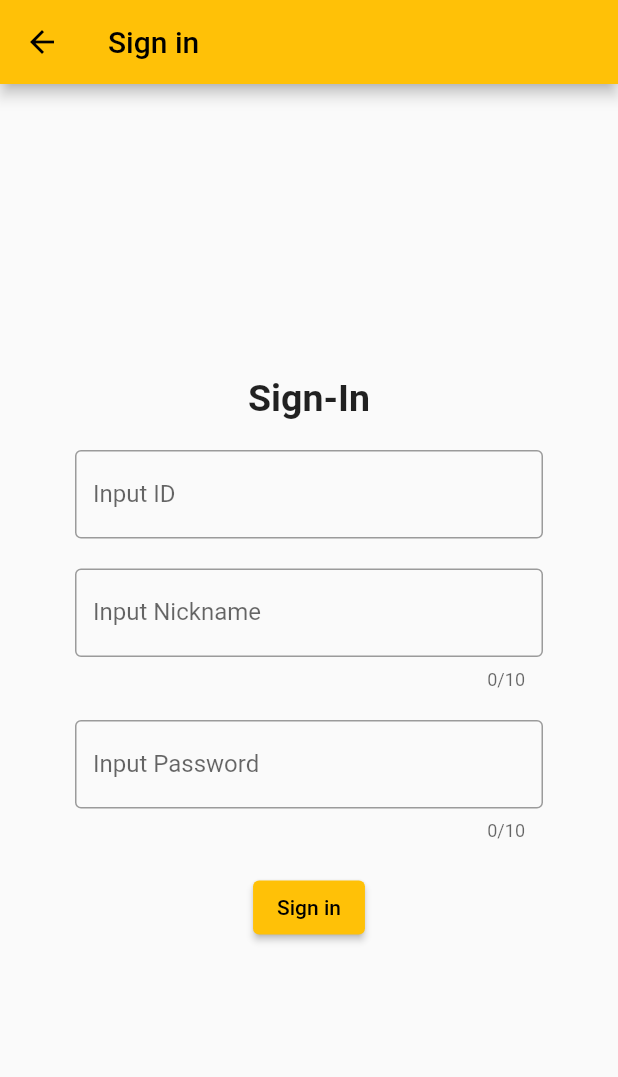
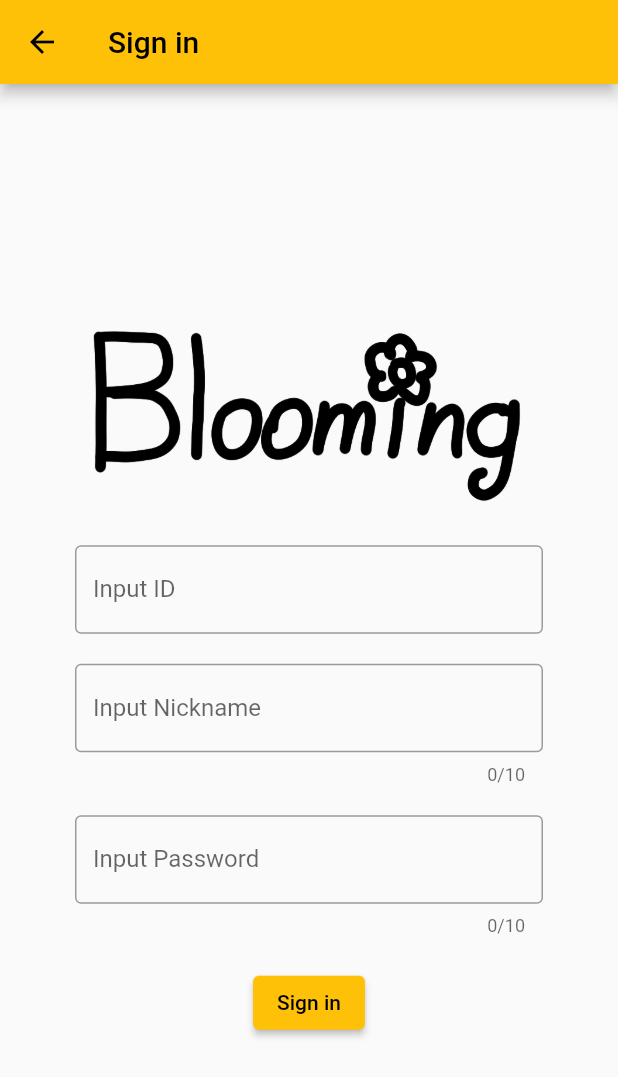
Before and after one commit to leesaereum/Water_drinking, a Flutter app: the SigninPage screen opened directly, on a phone screen of 412 x 824 dp. Shown: the top 1077 px of the screen. Run offline on Flutter 3.47's test engine with Material 2 defaults, Android fonts, the phone set to English and light mode, and no system bars; our stand-ins replace date_format, percent_indicator, table_calendar; network calls fail.

Commit message:
Update siginin_page.dart

```diff
--- a/lib/pages/siginin_page.dart
+++ b/lib/pages/siginin_page.dart
@@ -43,10 +43,7 @@ class _SigninPageState extends State<SigninPage> {
             child: Column(
               mainAxisAlignment: MainAxisAlignment.center,
               children: [
-                const Text(
-                  'Sign-In',
-                  style: TextStyle(fontWeight: FontWeight.bold, fontSize: 25),
-                ),
+                Image.asset('images/logo.png'),
                 const SizedBox(
                   height: 20,
                 ),
@@ -63,7 +60,7 @@ class _SigninPageState extends State<SigninPage> {
                   height: 20,
                 ),
                 TextField(
-                  inputFormatters: [FilteringTextInputFormatter.allow(RegExp(r'^[a-zA-Z0-9]+$')),],
+                  inputFormatters: [FilteringTextInputFormatter.allow(RegExp(r'^[ㄱ-ㅎ가-힣0-9a-zA-Z\s+]+$')),],
                   maxLength: 10,
                   controller: nickController,
                   decoration: const InputDecoration(
@@ -136,9 +133,9 @@ class _SigninPageState extends State<SigninPage> {
 
       if (ids == idController.text) {
         errorSnackbar();
-        if(Static.leave.isNotEmpty){
-            cantSignin();
-          }
+        if (Static.leave.isNotEmpty) {
+          cantSignin();
+        }
       } else {
         join();
       }
@@ -203,6 +200,5 @@ class _SigninPageState extends State<SigninPage> {
         backgroundColor: Colors.grey,
       ),
     );
-   }
-
+  }
 }
```
